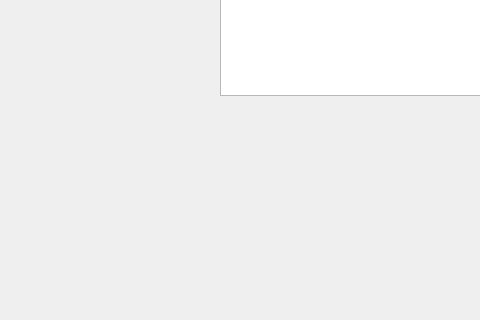
Before: the Qt Designer form gui/MediaOrganizerGui.ui in Samgitproj/project_MediaOrganizer, drawn with Qt 5; both pictures show x 0 to 480 and y 115 to 435 of the 1110 by 825 pixel window.
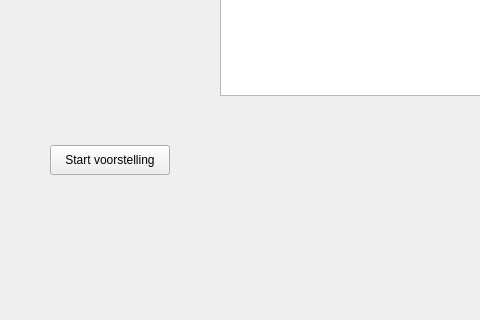
After: the same form once the commit is applied.

Commit message: Automatische wijziging: MediaOrganizer

The edit to the form file:
```diff
--- a/gui/MediaOrganizerGui.ui
+++ b/gui/MediaOrganizerGui.ui
@@ -67,6 +67,25 @@
     <string>Zoek in locatie</string>
    </property>
   </widget>
+  <widget class="QPushButton" name="btnStartMainwindow">
+   <property name="geometry">
+    <rect>
+     <x>50</x>
+     <y>260</y>
+     <width>120</width>
+     <height>30</height>
+    </rect>
+   </property>
+   <property name="sizePolicy">
+    <sizepolicy hsizetype="Fixed" vsizetype="Fixed">
+     <horstretch>0</horstretch>
+     <verstretch>0</verstretch>
+    </sizepolicy>
+   </property>
+   <property name="text">
+    <string>Start voorstelling</string>
+   </property>
+  </widget>
  </widget>
  <resources/>
  <connections/>
```
The commit also changes 2 other files.
